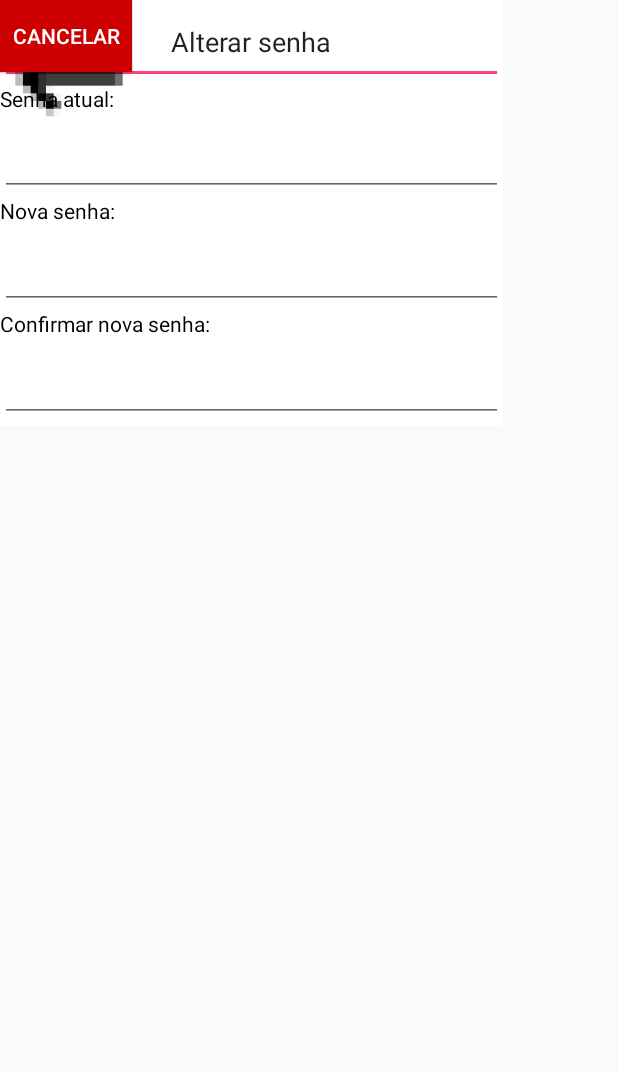
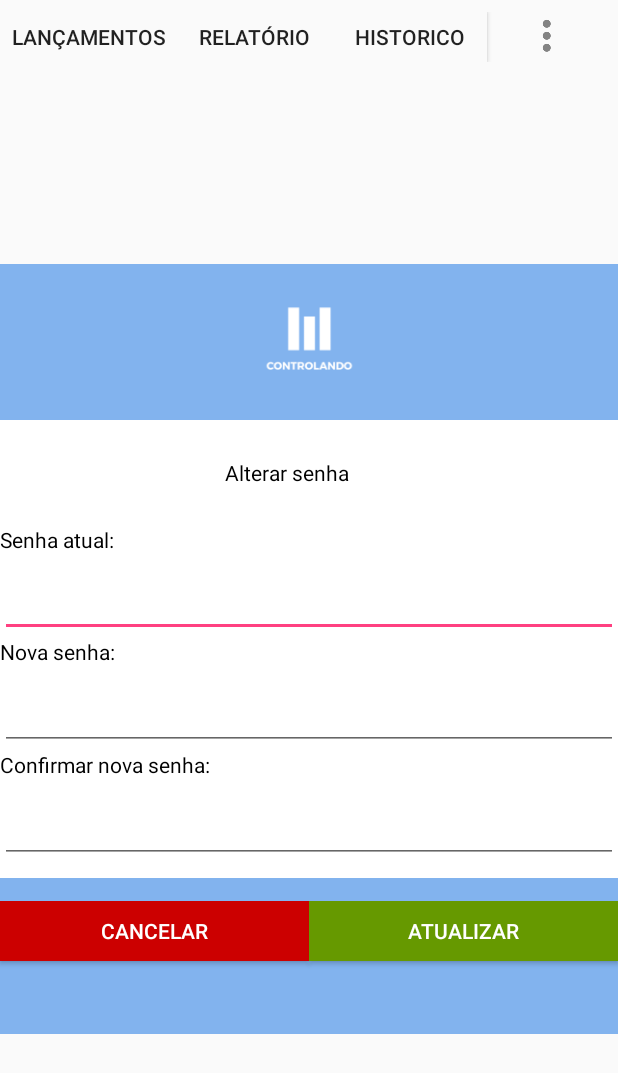
Before and after one commit to Controlando/AndroidApp, an Android app: the layout activity_alterar_senha.xml on its own in the app's theme, with its tools: preview values and no code run, on a phone screen of 412 x 824 dp. Shown: the top 1073 px of the screen. Run offline under Robolectric (Android 15) with nearby library versions, the phone set to English and light mode, and no system bars.

Commit message:
Ajustes tela da lumma

```diff
--- a/app/src/main/AndroidManifest.xml
+++ b/app/src/main/AndroidManifest.xml
@@ -11,7 +11,7 @@
         android:roundIcon="@mipmap/ic_launcher_round"
         android:supportsRtl="true"
         android:theme="@style/AppTheme">
-        <activity android:name=".principal">
+        <activity android:name=".AlterarSenha">
             <intent-filter>
                 <action android:name="android.intent.action.MAIN" />
 
@@ -22,7 +22,7 @@
         <activity android:name=".Relatorio" />
         <activity android:name=".CadastroReceita" />
         <activity android:name=".MainActivity" />
-        <activity android:name=".AlterarSenha" />
+        <activity android:name=".principal" />
         <activity android:name=".AlterarNome"></activity>
     </application>
 
--- a/app/src/main/res/layout/activity_alterar_senha.xml
+++ b/app/src/main/res/layout/activity_alterar_senha.xml
@@ -6,22 +6,89 @@
     android:layout_height="match_parent"
     tools:context=".AlterarSenha">
 
+
     <LinearLayout
-        android:layout_width="335dp"
-        android:layout_height="284dp"
+        android:id="@+id/linearLayout"
+        android:layout_width="match_parent"
+        android:layout_height="33dp"
+        android:layout_marginEnd="8dp"
+        android:layout_marginTop="8dp"
+        android:background="#FAFAFA"
+        android:orientation="horizontal"
+        app:layout_constraintEnd_toEndOf="parent"
+        app:layout_constraintStart_toStartOf="parent"
+        app:layout_constraintTop_toTopOf="parent">
+
+
+        <Button
+            android:id="@+id/button4"
+            android:layout_width="wrap_content"
+            android:layout_height="wrap_content"
+            android:layout_weight="1"
+            android:background="#FAFAFA"
+            android:text="Lançamentos" />
+
+        <Button
+            android:id="@+id/button6"
+            android:layout_width="wrap_content"
+            android:layout_height="wrap_content"
+            android:layout_weight="1"
+            android:background="#FAFAFA"
+            android:text="Relatório" />
+
+        <Button
+            android:id="@+id/button7"
+            android:layout_width="wrap_content"
+            android:layout_height="wrap_content"
+            android:layout_weight="1"
+            android:background="#FAFAFA"
+            android:text="Histórico"
+            tools:text="Historico" />
+
+        <ImageButton
+            android:id="@+id/imageButton3"
+            android:layout_width="63dp"
+            android:layout_height="wrap_content"
+            android:layout_weight="1"
+            android:background="#FAFAFA"
+            app:srcCompat="@drawable/ic_action_name" />
+    </LinearLayout>
+
+    <LinearLayout
+        android:layout_width="match_parent"
+        android:layout_height="513dp"
+        android:background="#ff82b3ee"
+        android:orientation="vertical"
+        app:layout_constraintBottom_toBottomOf="parent"
+        app:layout_constraintEnd_toEndOf="parent"
+        app:layout_constraintStart_toStartOf="parent"
+        app:layout_constraintTop_toBottomOf="@+id/linearLayout">
+
+        <ImageView
+            android:id="@+id/imageView2"
+            android:layout_width="match_parent"
+            android:layout_height="104dp"
+            app:srcCompat="@mipmap/ic_launcher_foreground"
+            tools:layout_editor_absoluteX="146dp"
+            tools:layout_editor_absoluteY="16dp" />
+
+        <LinearLayout
+            android:layout_width="match_parent"
+            android:layout_height="305dp"
             android:orientation="vertical"
             tools:background="@android:color/background_light"
             tools:layout_editor_absoluteX="25dp"
             tools:layout_editor_absoluteY="126dp">
 
-        <EditText
-            android:id="@+id/editText5"
+            <TextView
+                android:id="@+id/textView21"
                 android:layout_width="match_parent"
-            android:layout_height="56dp"
-            android:ems="10"
-            android:gravity="center"
-            android:inputType="textMultiLine"
-            android:text="Alterar senha" />
+                android:layout_height="wrap_content"
+                android:paddingBottom="25dp"
+                android:paddingLeft="150dp"
+                android:paddingTop="25dp"
+                android:text="Alterar senha"
+                android:textColor="#000000" />
 
             <TextView
                 android:id="@+id/textView5"
@@ -67,32 +134,35 @@
 
         </LinearLayout>
 
-    <Button
-        android:id="@+id/button"
-        android:layout_width="wrap_content"
-        android:layout_height="wrap_content"
-        android:background="@android:color/holo_green_dark"
-        android:text="ATUALIZAR"
-        android:textColor="#ffffff"
-        tools:layout_editor_absoluteX="269dp"
-        tools:layout_editor_absoluteY="447dp" />
+        <LinearLayout
+            android:layout_width="match_parent"
+            android:layout_height="56dp"
+            android:layout_marginTop="15dp"
+            android:orientation="horizontal">
 
             <Button
                 android:id="@+id/button2"
-        android:layout_width="wrap_content"
-        android:layout_height="wrap_content"
+                android:layout_width="match_parent"
+                android:layout_height="40dp"
+                android:layout_weight="1"
                 android:background="@android:color/holo_red_dark"
                 android:text="CANCELAR"
                 android:textColor="#ffffff"
                 tools:layout_editor_absoluteX="29dp"
                 tools:layout_editor_absoluteY="447dp" />
 
-    <ImageView
-        android:id="@+id/imageView2"
-        android:layout_width="92dp"
-        android:layout_height="104dp"
-        app:srcCompat="@mipmap/ic_launcher_foreground"
-        tools:layout_editor_absoluteX="146dp"
-        tools:layout_editor_absoluteY="16dp" />
+            <Button
+                android:id="@+id/button"
+                android:layout_width="match_parent"
+                android:layout_height="40dp"
+                android:layout_weight="1"
+                android:background="@android:color/holo_green_dark"
+                android:text="ATUALIZAR"
+                android:textColor="#ffffff"
+                tools:layout_editor_absoluteX="269dp"
+                tools:layout_editor_absoluteY="447dp" />
+        </LinearLayout>
+
+    </LinearLayout>
 
 </android.support.constraint.ConstraintLayout>
```
Also changed, not shown: app/src/main/res/layout/activity_alterar_nome.xml (+45 -18 lines), app/src/main/ic_launcher-web.png, app/src/main/res/mipmap-hdpi/ic_launcher.png, app/src/main/res/mipmap-hdpi/ic_launcher_foreground.png, app/src/main/res/mipmap-hdpi/ic_launcher_round.png, app/src/main/res/mipmap-mdpi/ic_launcher.png, app/src/main/res/mipmap-mdpi/ic_launcher_foreground.png, app/src/main/res/mipmap-mdpi/ic_launcher_round.png, app/src/main/res/mipmap-xhdpi/ic_launcher.png, app/src/main/res/mipmap-xhdpi/ic_launcher_foreground.png, app/src/main/res/mipmap-xhdpi/ic_launcher_round.png, app/src/main/res/mipmap-xxhdpi/ic_launcher.png, app/src/main/res/mipmap-xxhdpi/ic_launcher_foreground.png, app/src/main/res/mipmap-xxhdpi/ic_launcher_round.png, 3 more files. Lines whose indentation alone changed are shown as unchanged.
